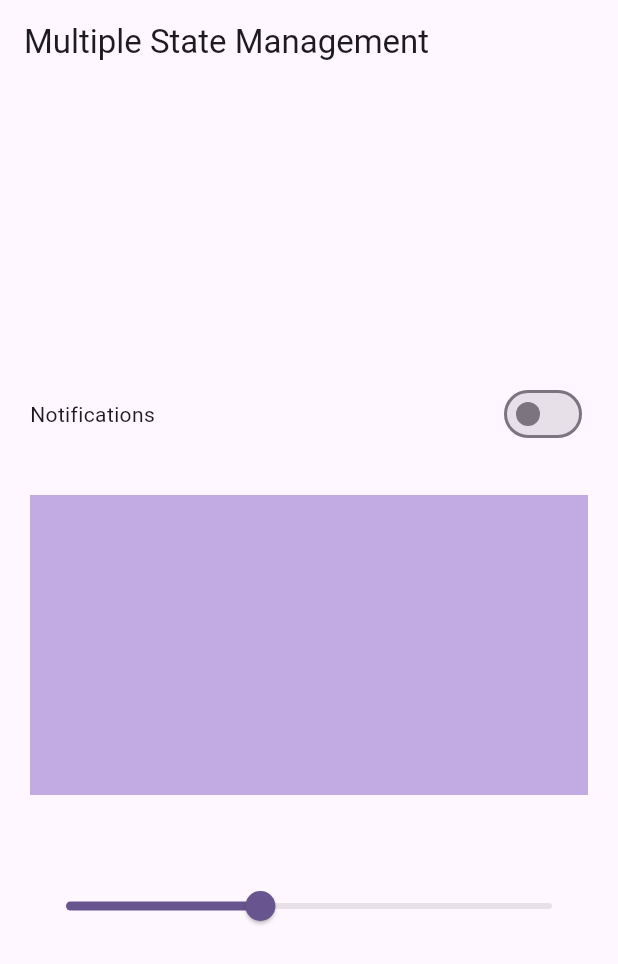
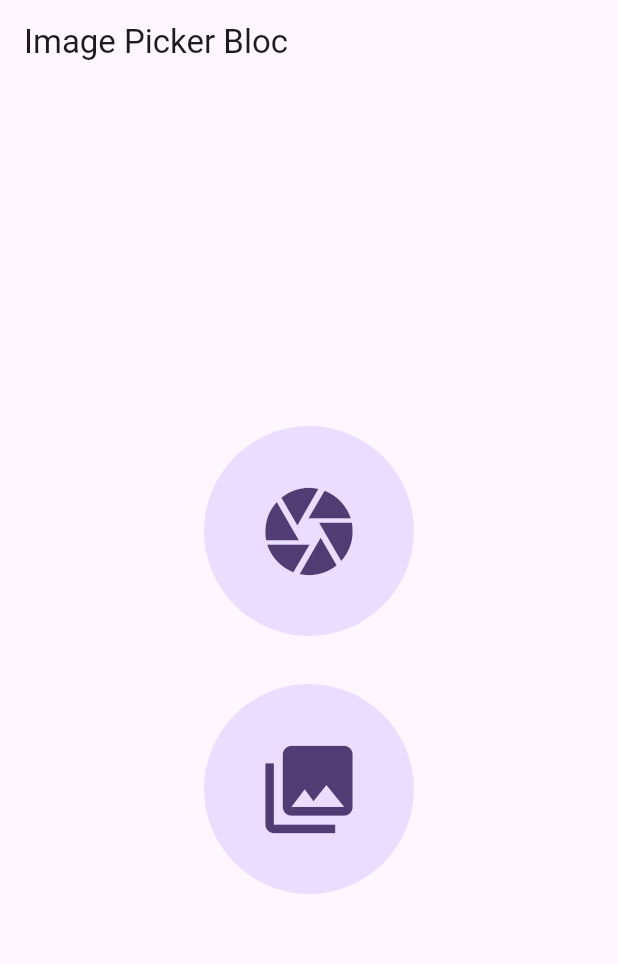
Before and after one commit to iNuman/FlutterBlocPlayground, a Flutter app: the screen it shows after launch, on a phone screen of 412 x 824 dp. Shown: the top 964 px of the screen. Run offline on Flutter 3.47's test engine with Material 3 defaults, Android fonts, the light colour scheme and no system bars; our stand-ins replace bloc, equatable, flutter_bloc, image_picker.

Commit message:
Multiple block providers

```diff
--- /dev/null
+++ b/lib/bloc/image_picker/image_picker_bloc.dart
@@ -0,0 +1,28 @@
+import 'package:bloc/bloc.dart';
+import 'package:equatable/equatable.dart';
+import 'package:image_picker/image_picker.dart';
+
+import '../../core/utils/image_picker_utils.dart';
+
+part 'image_picker_event.dart';
+part 'image_picker_state.dart';
+
+class ImagePickerBloc extends Bloc<ImagePickerEvent, ImagePickerStates> {
+  final ImagePickerUtils imagePickerUtils ;
+  ImagePickerBloc(
+      this.imagePickerUtils
+      ) : super(const ImagePickerStates()) {
+    on<CameraCapture>(_cameraCapture);
+    on<GalleryPicker>(_galleryPicker);
+  }
+
+  void _cameraCapture(CameraCapture event , Emitter<ImagePickerStates> emit)async{
+    XFile? file = await imagePickerUtils.cameraCapture();
+    emit(state.copyWith(file: file));
+  }
+
+  void _galleryPicker(GalleryPicker event , Emitter<ImagePickerStates> emit)async{
+    XFile? file = await imagePickerUtils.pickImageFromGallery();
+    emit(state.copyWith(file: file));
+  }
+}
--- /dev/null
+++ b/lib/bloc/image_picker/image_picker_event.dart
@@ -0,0 +1,12 @@
+part of 'image_picker_bloc.dart';
+
+
+abstract class ImagePickerEvent extends Equatable {
+  const ImagePickerEvent();
+  @override
+  List<Object> get props => [];
+}
+
+class CameraCapture extends ImagePickerEvent{}
+
+class GalleryPicker extends ImagePickerEvent{}
--- /dev/null
+++ b/lib/bloc/image_picker/image_picker_state.dart
@@ -0,0 +1,14 @@
+part of 'image_picker_bloc.dart';
+
+class ImagePickerStates extends Equatable {
+  final XFile? file;
+
+  const ImagePickerStates({this.file});
+
+  ImagePickerStates copyWith({XFile? file}) {
+    return ImagePickerStates(file: file ?? this.file);
+  }
+
+  @override
+  List<Object?> get props => [file];
+}
--- a/lib/block/switch_block/switch_block.dart
+++ b/lib/bloc/switch_block/switch_block.dart
@@ -1,6 +1,6 @@
 import 'package:bloc/bloc.dart';
-import 'package:flutter_block/block/switch_block/switch_event.dart';
-import 'package:flutter_block/block/switch_block/switch_state.dart';
+import 'package:flutter_block/bloc/switch_block/switch_event.dart';
+import 'package:flutter_block/bloc/switch_block/switch_state.dart';
 
 class SwitchBloc extends Bloc<SwitchEvents, SwitchStates> {
   SwitchBloc() : super(const SwitchStates()) {
--- /dev/null
+++ b/lib/core/utils/image_picker_utils.dart
@@ -0,0 +1,15 @@
+import 'package:image_picker/image_picker.dart';
+
+class ImagePickerUtils {
+  final ImagePicker _picker = ImagePicker();
+
+  Future<XFile?> cameraCapture() async {
+    final XFile? file  = await _picker.pickImage(source: ImageSource.camera);
+    return file;
+  }
+
+  Future<XFile?> pickImageFromGallery() async {
+    final XFile? file  = await _picker.pickImage(source: ImageSource.gallery);
+    return file;
+  }
+}
--- a/lib/main.dart
+++ b/lib/main.dart
@@ -1,8 +1,11 @@
 import 'package:flutter/material.dart';
-import 'package:flutter_block/block/counter/counterk_bloc.dart';
+import 'package:flutter_block/bloc/counter/counterk_bloc.dart';
 import 'package:flutter_bloc/flutter_bloc.dart';
-import 'package:flutter_block/block/switch_block/switch_block.dart';
-import 'package:flutter_block/presentation/switch_button/switch_button.dart';
+import 'package:flutter_block/bloc/image_picker/image_picker_bloc.dart';
+import 'package:flutter_block/bloc/switch_block/switch_block.dart';
+import 'package:flutter_block/presentation/image_picker/image_picker_screen.dart';
+
+import 'core/utils/image_picker_utils.dart';
 
 void main() {
   runApp(const MyApp());
@@ -21,6 +24,9 @@
         BlocProvider(
           create: (context) => SwitchBloc(),
         ),
+        BlocProvider(
+          create: (context) => ImagePickerBloc(ImagePickerUtils()),
+        ),
       ],
       child: MaterialApp(
           title: 'Bloc Example',
@@ -28,9 +34,10 @@
             colorScheme: ColorScheme.fromSeed(seedColor: Colors.deepPurple),
             useMaterial3: true,
           ),
-          home: const SwitchWidget()
-        // home: const CounterScreen()
-      ),
+          home: const ImagePickerScreen()
+          // home: const SwitchWidget()
+          // home: const CounterScreen()
+          ),
     );
   }
 }
--- a/lib/presentation/counter_screen/counter_screen.dart
+++ b/lib/presentation/counter_screen/counter_screen.dart
@@ -1,8 +1,8 @@
 import 'package:flutter/material.dart';
 import 'package:flutter_bloc/flutter_bloc.dart';
-import 'package:flutter_block/block/counter/counter_event.dart';
-import 'package:flutter_block/block/counter/counter_state.dart';
-import 'package:flutter_block/block/counter/counterk_bloc.dart';
+import 'package:flutter_block/bloc/counter/counter_event.dart';
+import 'package:flutter_block/bloc/counter/counter_state.dart';
+import 'package:flutter_block/bloc/counter/counterk_bloc.dart';
 
 class CounterScreen extends StatefulWidget {
   const CounterScreen({super.key});
--- /dev/null
+++ b/lib/presentation/image_picker/image_picker_screen.dart
@@ -0,0 +1,70 @@
+import 'dart:io';
+
+import 'package:flutter/cupertino.dart';
+import 'package:flutter/material.dart';
+import 'package:flutter_bloc/flutter_bloc.dart';
+import 'package:flutter_block/bloc/image_picker/image_picker_bloc.dart';
+
+class ImagePickerScreen extends StatefulWidget {
+  const ImagePickerScreen({super.key});
+
+  @override
+  State<ImagePickerScreen> createState() => _ImagePickerScreenState();
+}
+
+class _ImagePickerScreenState extends State<ImagePickerScreen> {
+  @override
+  Widget build(BuildContext context) {
+    return Scaffold(
+      appBar: AppBar(
+        title: const Text("Image Picker Bloc"),
+      ),
+      body: Center( // Center the entire body
+        child: Column(
+          mainAxisAlignment: MainAxisAlignment.center, // Align content vertically at the center
+          children: [
+            BlocBuilder<ImagePickerBloc, ImagePickerStates>(
+              builder: (context, state) {
+                return state.file == null
+                    ? InkWell(
+                  onTap: () {
+                    context.read<ImagePickerBloc>().add(CameraCapture());
+                  },
+                  child: const CircleAvatar(
+                    radius: 70,
+                    child: Icon(Icons.camera, size: 70,),
+                  ),
+                )
+                    : Image.file(
+                  File(state.file!.path.toString()),
+                  height: 200,
+                  width: 200,
+                );
+              },
+            ),
+            const SizedBox(height: 32),
+            BlocBuilder<ImagePickerBloc, ImagePickerStates>(
+              builder: (context, state) {
+                return state.file == null
+                    ? InkWell(
+                  onTap: () {
+                    context.read<ImagePickerBloc>().add(GalleryPicker());
+                  },
+                  child: const CircleAvatar(
+                    radius: 70,
+                    child: Icon(Icons.photo_library, size: 70,),
+                  ),
+                )
+                    : Image.file(
+                  File(state.file!.path.toString()),
+                  height: 200,
+                  width: 200,
+                );
+              },
+            ),
+          ],
+        ),
+      ),
+    );
+  }
+}
--- a/pubspec.yaml
+++ b/pubspec.yaml
@@ -37,6 +37,7 @@
   cupertino_icons: ^1.0.8
   flutter_bloc: ^8.1.6
   equatable: ^2.0.7
+  image_picker: ^1.1.2
 
 dev_dependencies:
   flutter_test:
```
Also changed, not shown: lib/presentation/switch_button/switch_button.dart (+4 -3 lines), lib/bloc/counter/counter_event.dart (renamed from lib/block/counter/counter_event.dart), lib/bloc/counter/counter_state.dart (renamed from lib/block/counter/counter_state.dart), lib/bloc/counter/counterk_bloc.dart (renamed from lib/block/counter/counterk_bloc.dart), lib/bloc/switch_block/switch_event.dart (renamed from lib/block/switch_block/switch_event.dart), lib/bloc/switch_block/switch_state.dart (renamed from lib/block/switch_block/switch_state.dart), pubspec.lock, 15 other files.
